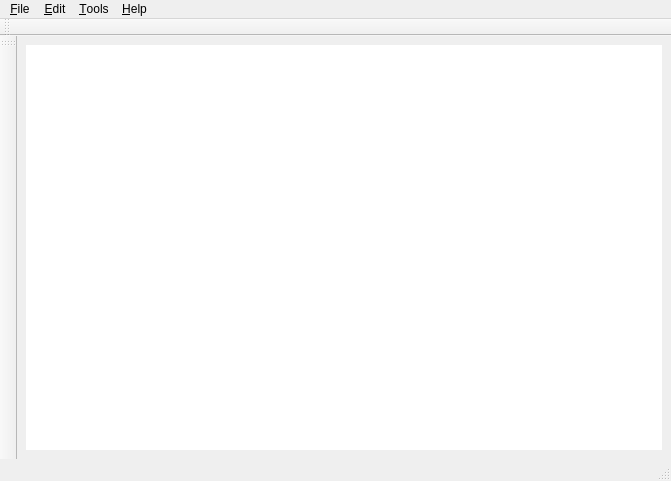
This is nepali_spellcheck_v2/GUI/design.ui in foss-np/spellchecker-np as Qt 5 draws it before an edit. The edited form follows.
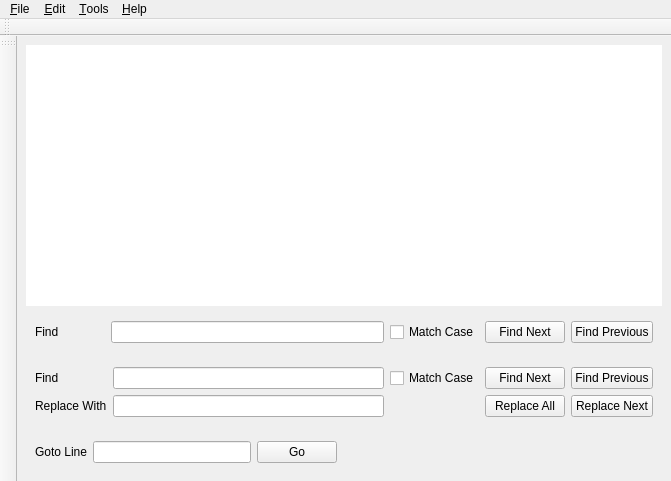
This is the edited form. Icons and pictures are not drawn.

Commit message: Search,Replace and Goto functionality added

Patch:
```diff
--- a/nepali_spellcheck_v2/GUI/design.ui
+++ b/nepali_spellcheck_v2/GUI/design.ui
@@ -53,6 +53,156 @@
       </property>
      </widget>
     </item>
+    <item>
+     <widget class="QWidget" name="Findwidget" native="true">
+      <layout class="QHBoxLayout" name="horizontalLayout_2">
+       <item>
+        <widget class="QLabel" name="label_2">
+         <property name="text">
+          <string>Find              </string>
+         </property>
+        </widget>
+       </item>
+       <item>
+        <widget class="QLineEdit" name="SearchKey"/>
+       </item>
+       <item>
+        <widget class="QCheckBox" name="MatchCase">
+         <property name="text">
+          <string>Match Case</string>
+         </property>
+        </widget>
+       </item>
+       <item>
+        <widget class="QPushButton" name="next">
+         <property name="text">
+          <string>Find Next</string>
+         </property>
+        </widget>
+       </item>
+       <item>
+        <widget class="QPushButton" name="previous">
+         <property name="text">
+          <string>Find Previous</string>
+         </property>
+        </widget>
+       </item>
+      </layout>
+     </widget>
+    </item>
+    <item>
+     <widget class="QWidget" name="Replacewidget" native="true">
+      <layout class="QGridLayout" name="gridLayout">
+       <item row="0" column="0">
+        <widget class="QLabel" name="label_3">
+         <property name="text">
+          <string>Find</string>
+         </property>
+        </widget>
+       </item>
+       <item row="1" column="0">
+        <widget class="QLabel" name="label_4">
+         <property name="text">
+          <string>Replace With</string>
+         </property>
+        </widget>
+       </item>
+       <item row="1" column="1">
+        <widget class="QLineEdit" name="NewText"/>
+       </item>
+       <item row="0" column="1">
+        <widget class="QLineEdit" name="OldText"/>
+       </item>
+       <item row="0" column="3">
+        <widget class="QPushButton" name="next_2">
+         <property name="text">
+          <string>Find Next</string>
+         </property>
+        </widget>
+       </item>
+       <item row="1" column="4">
+        <widget class="QPushButton" name="replace">
+         <property name="text">
+          <string>Replace Next</string>
+         </property>
+        </widget>
+       </item>
+       <item row="0" column="4">
+        <widget class="QPushButton" name="previous_2">
+         <property name="text">
+          <string>Find Previous</string>
+         </property>
+        </widget>
+       </item>
+       <item row="0" column="2">
+        <widget class="QCheckBox" name="MatchCase_2">
+         <property name="text">
+          <string>Match Case</string>
+         </property>
+        </widget>
+       </item>
+       <item row="1" column="3">
+        <widget class="QPushButton" name="r_all">
+         <property name="text">
+          <string>Replace All</string>
+         </property>
+        </widget>
+       </item>
+      </layout>
+     </widget>
+    </item>
+    <item>
+     <widget class="QWidget" name="Gotowidget" native="true">
+      <property name="styleSheet">
+       <string notr="true"/>
+      </property>
+      <layout class="QHBoxLayout" name="horizontalLayout">
+       <item>
+        <widget class="QLabel" name="label">
+         <property name="text">
+          <string>Goto Line</string>
+         </property>
+        </widget>
+       </item>
+       <item>
+        <widget class="QLineEdit" name="lineNo"/>
+       </item>
+       <item>
+        <widget class="QPushButton" name="GoButton">
+         <property name="text">
+          <string>Go</string>
+         </property>
+        </widget>
+       </item>
+       <item>
+        <spacer name="horizontalSpacer">
+         <property name="orientation">
+          <enum>Qt::Horizontal</enum>
+         </property>
+         <property name="sizeHint" stdset="0">
+          <size>
+           <width>40</width>
+           <height>20</height>
+          </size>
+         </property>
+        </spacer>
+       </item>
+       <item>
+        <spacer name="horizontalSpacer_2">
+         <property name="orientation">
+          <enum>Qt::Horizontal</enum>
+         </property>
+         <property name="sizeHint" stdset="0">
+          <size>
+           <width>40</width>
+           <height>20</height>
+          </size>
+         </property>
+        </spacer>
+       </item>
+      </layout>
+     </widget>
+    </item>
    </layout>
   </widget>
   <widget class="QMenuBar" name="menubar">
@@ -141,7 +291,6 @@
     <bool>false</bool>
    </attribute>
   </widget>
-  <widget class="QStatusBar" name="statusBar"/>
   <action name="actionNew">
    <property name="icon">
     <iconset>
```
Left out of the diff: 16 changed lines with no effect on the pictures. The commit also changes 11 other files.
